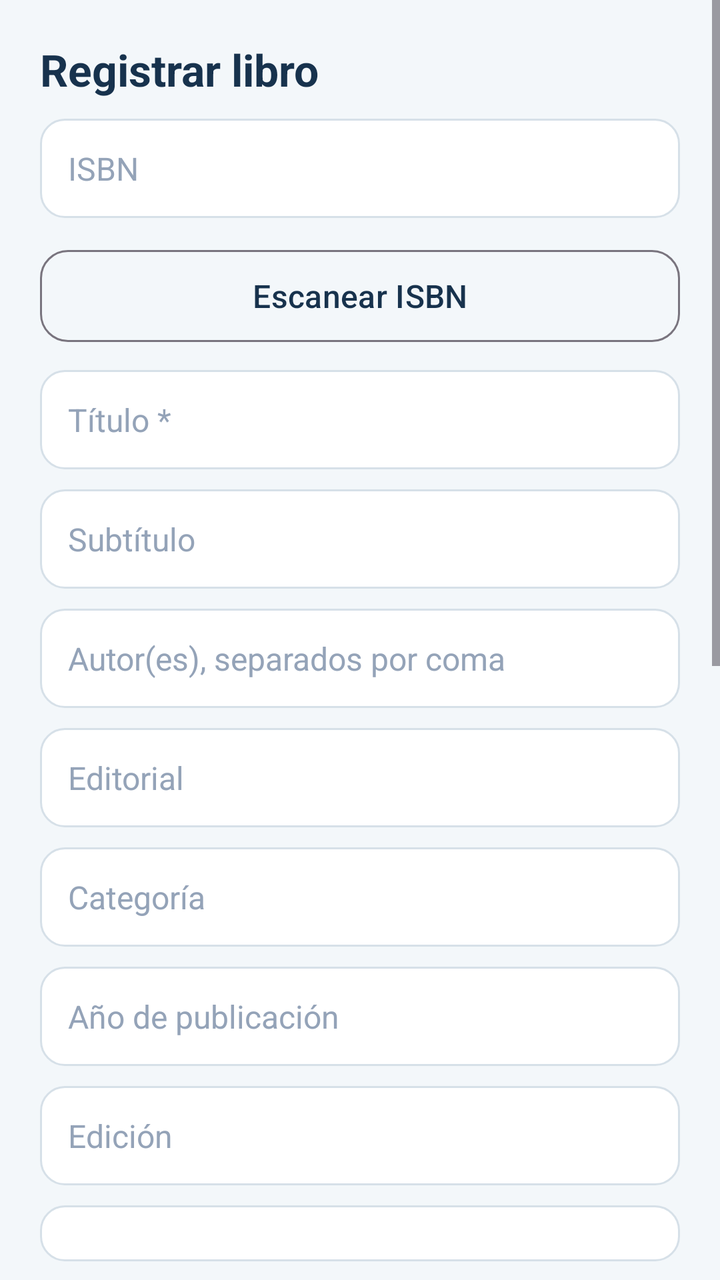
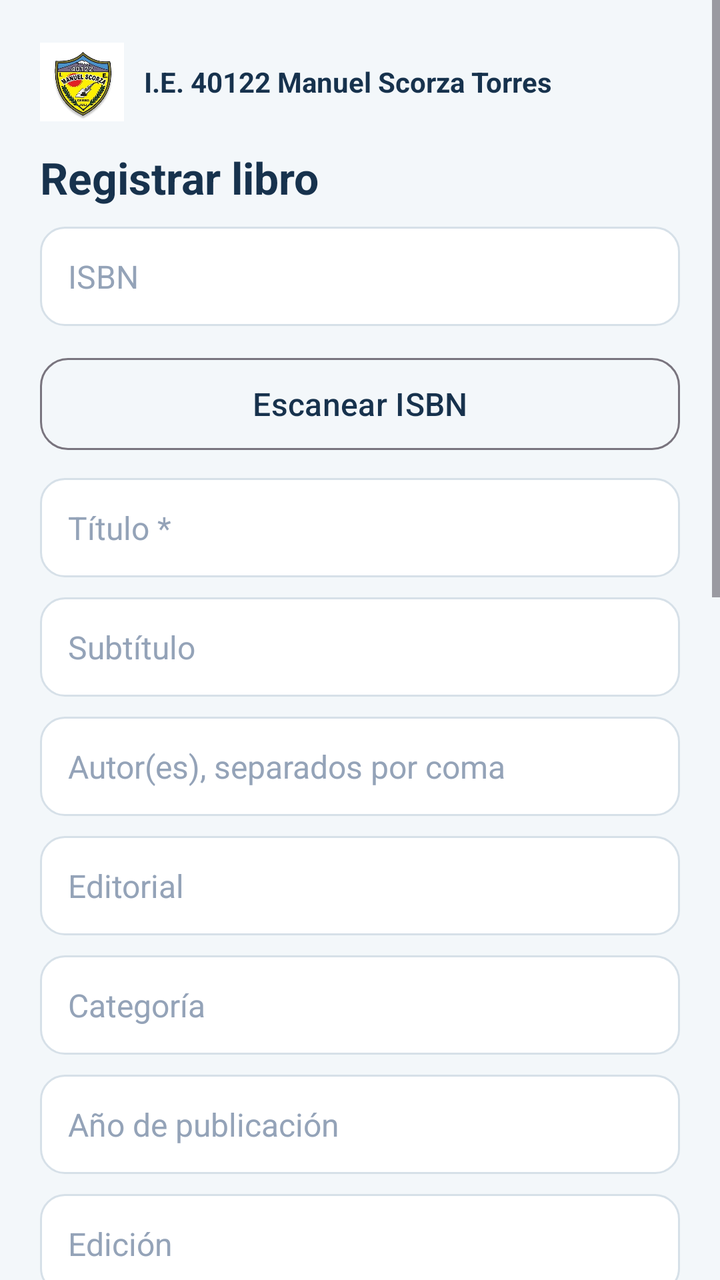

The first picture is an Android layout as it rendered before a commit; the second is the same layout after the commit. The layout source and the unified diff follow.
<!-- AndroidManifest.xml: application theme Theme.BiblioScorza -->
<!-- res/layout/activity_libro_form.xml -->
<?xml version="1.0" encoding="utf-8"?>
<ScrollView xmlns:android="http://schemas.android.com/apk/res/android"
    android:layout_width="match_parent" android:layout_height="match_parent">
    <LinearLayout android:layout_width="match_parent" android:layout_height="wrap_content"
        android:orientation="vertical" android:padding="20dp">
        <TextView style="@style/BsTitle" android:layout_width="wrap_content" android:layout_height="wrap_content" android:text="Registrar libro" />
        <EditText android:id="@+id/etIsbn" style="@style/BsInput" android:hint="ISBN" android:inputType="number" />
        <Button android:id="@+id/btnScanIsbn" style="@style/BsButtonOutline" android:text="Escanear ISBN" />
        <EditText android:id="@+id/etTitulo" style="@style/BsInput" android:hint="Título *" android:inputType="textCapSentences" />
        <EditText android:id="@+id/etSubtitulo" style="@style/BsInput" android:hint="Subtítulo" android:inputType="textCapSentences" />
        <EditText android:id="@+id/etAutor" style="@style/BsInput" android:hint="Autor(es), separados por coma" android:inputType="textCapWords" />
        <EditText android:id="@+id/etEditorial" style="@style/BsInput" android:hint="Editorial" android:inputType="textCapWords" />
        <EditText android:id="@+id/etCategoria" style="@style/BsInput" android:hint="Categoría" android:inputType="textCapSentences" />
        <EditText android:id="@+id/etAnio" style="@style/BsInput" android:hint="Año de publicación" android:inputType="number" />
        <EditText android:id="@+id/etEdicion" style="@style/BsInput" android:hint="Edición" android:inputType="text" />
        <Spinner android:id="@+id/spNivel" style="@style/BsInput" />
        <EditText android:id="@+id/etGrado" style="@style/BsInput" android:hint="Grado recomendado (1 a 6)" android:inputType="number" />
        <Spinner android:id="@+id/spTipo" style="@style/BsInput" />
        <Spinner android:id="@+id/spPrefijo" style="@style/BsInput" />
        <EditText android:id="@+id/etCantidad" style="@style/BsInput" android:hint="Cantidad" android:inputType="number" android:text="1" />
        <Spinner android:id="@+id/spUbicacion" style="@style/BsInput" />
        <EditText android:id="@+id/etDescripcion" style="@style/BsInput" android:hint="Descripción" android:inputType="textMultiLine|textCapSentences" android:minLines="2" />
        <EditText android:id="@+id/etObs" style="@style/BsInput" android:hint="Observaciones" android:inputType="textMultiLine|textCapSentences" android:minLines="2" />
        <Button android:id="@+id/btnFoto" style="@style/BsButtonOutline" android:text="Tomar foto" />
        <ImageView android:id="@+id/ivFoto" android:layout_width="120dp" android:layout_height="160dp"
            android:layout_marginTop="8dp" android:scaleType="centerCrop" android:visibility="gone" android:contentDescription="Portada" />
        <TextView android:id="@+id/tvFotoEstado" style="@style/BsText" />
        <TextView android:id="@+id/tvError" style="@style/BsText" android:textColor="#B91C1C" />
        <Button android:id="@+id/btnGuardar" style="@style/BsButton" android:text="Guardar libro" />
    </LinearLayout>
</ScrollView>
<!-- resources referenced by this layout -->
<resources>
  <style name="BsButton" parent="Widget.Material3.Button">
          <item name="android:layout_width">match_parent</item>
          <item name="android:layout_height">54dp</item>
          <item name="android:layout_marginTop">12dp</item>
          <item name="android:textSize">16sp</item>
          <item name="cornerRadius">14dp</item>
      </style>
  <style name="BsButtonOutline" parent="Widget.Material3.Button.OutlinedButton">
          <item name="android:layout_width">match_parent</item>
          <item name="android:layout_height">54dp</item>
          <item name="android:layout_marginTop">12dp</item>
          <item name="android:textSize">16sp</item>
          <item name="cornerRadius">14dp</item>
      </style>
  <style name="BsInput">
          <item name="android:layout_width">match_parent</item>
          <item name="android:layout_height">wrap_content</item>
          <item name="android:background">@drawable/input_bg</item>
          <item name="android:padding">14dp</item>
          <item name="android:layout_marginTop">10dp</item>
          <item name="android:textSize">16sp</item>
          <item name="android:textColor">#1E293B</item>
          <item name="android:textColorHint">#94A3B8</item>
      </style>
  <style name="BsText">
          <item name="android:layout_width">match_parent</item>
          <item name="android:layout_height">wrap_content</item>
          <item name="android:layout_marginTop">8dp</item>
          <item name="android:textSize">15sp</item>
          <item name="android:textColor">#1E293B</item>
      </style>
  <style name="BsTitle">
          <item name="android:textSize">22sp</item>
          <item name="android:textStyle">bold</item>
          <item name="android:textColor">#17324D</item>
      </style>
  <style name="Theme.BiblioScorza" parent="Theme.Material3.Light.NoActionBar">
          <item name="colorPrimary">#17324D</item>
          <item name="colorOnPrimary">#FFFFFF</item>
          <item name="colorSecondary">#168C83</item>
          <item name="android:statusBarColor">#10263A</item>
          <item name="android:navigationBarColor">#F3F7FA</item>
          <item name="android:windowLightNavigationBar">true</item>
          <item name="android:windowBackground">#F3F7FA</item>
      </style>
  <!-- drawable input_bg (drawable) -->
  <?xml version="1.0" encoding="utf-8"?>
  <shape xmlns:android="http://schemas.android.com/apk/res/android" android:shape="rectangle">
      <solid android:color="#FFFFFF" />
      <stroke android:width="1dp" android:color="#D6E0E8" />
      <corners android:radius="12dp" />
  </shape>
</resources>

<!-- the commit's change to res/layout/activity_libro_form.xml (unified diff, before → after) -->
@@ -3,8 +3,9 @@
     android:layout_width="match_parent" android:layout_height="match_parent">
     <LinearLayout android:layout_width="match_parent" android:layout_height="wrap_content"
         android:orientation="vertical" android:padding="20dp">
-        <TextView style="@style/BsTitle" android:layout_width="wrap_content" android:layout_height="wrap_content" android:text="Registrar libro" />
-        <EditText android:id="@+id/etIsbn" style="@style/BsInput" android:hint="ISBN" android:inputType="number" />
+        <include layout="@layout/header_brand" />
+        <TextView android:id="@+id/tvTituloFormulario" style="@style/BsTitle" android:layout_width="wrap_content" android:layout_height="wrap_content" android:text="Registrar libro" />
+        <EditText android:id="@+id/etIsbn" style="@style/BsInput" android:hint="ISBN" android:inputType="textCapCharacters" />
         <Button android:id="@+id/btnScanIsbn" style="@style/BsButtonOutline" android:text="Escanear ISBN" />
         <EditText android:id="@+id/etTitulo" style="@style/BsInput" android:hint="Título *" android:inputType="textCapSentences" />
         <EditText android:id="@+id/etSubtitulo" style="@style/BsInput" android:hint="Subtítulo" android:inputType="textCapSentences" />
@@ -13,15 +14,17 @@
         <EditText android:id="@+id/etCategoria" style="@style/BsInput" android:hint="Categoría" android:inputType="textCapSentences" />
         <EditText android:id="@+id/etAnio" style="@style/BsInput" android:hint="Año de publicación" android:inputType="number" />
         <EditText android:id="@+id/etEdicion" style="@style/BsInput" android:hint="Edición" android:inputType="text" />
+        <EditText android:id="@+id/etIdioma" style="@style/BsInput" android:hint="Idioma" android:inputType="text" android:text="es" />
         <Spinner android:id="@+id/spNivel" style="@style/BsInput" />
         <EditText android:id="@+id/etGrado" style="@style/BsInput" android:hint="Grado recomendado (1 a 6)" android:inputType="number" />
         <Spinner android:id="@+id/spTipo" style="@style/BsInput" />
         <Spinner android:id="@+id/spPrefijo" style="@style/BsInput" />
         <EditText android:id="@+id/etCantidad" style="@style/BsInput" android:hint="Cantidad" android:inputType="number" android:text="1" />
+        <TextView android:id="@+id/tvUbicacionInfo" style="@style/BsText" />
         <Spinner android:id="@+id/spUbicacion" style="@style/BsInput" />
         <EditText android:id="@+id/etDescripcion" style="@style/BsInput" android:hint="Descripción" android:inputType="textMultiLine|textCapSentences" android:minLines="2" />
         <EditText android:id="@+id/etObs" style="@style/BsInput" android:hint="Observaciones" android:inputType="textMultiLine|textCapSentences" android:minLines="2" />
-        <Button android:id="@+id/btnFoto" style="@style/BsButtonOutline" android:text="Tomar foto" />
+        <Button android:id="@+id/btnFoto" style="@style/BsButtonOutline" android:text="Elegir o tomar fotografía" />
         <ImageView android:id="@+id/ivFoto" android:layout_width="120dp" android:layout_height="160dp"
             android:layout_marginTop="8dp" android:scaleType="centerCrop" android:visibility="gone" android:contentDescription="Portada" />
         <TextView android:id="@+id/tvFotoEstado" style="@style/BsText" />
@@ -29,3 +32,30 @@
         <Button android:id="@+id/btnGuardar" style="@style/BsButton" android:text="Guardar libro" />
     </LinearLayout>
 </ScrollView>
+<!-- res/layout/header_brand.xml (included above) -->
+<?xml version="1.0" encoding="utf-8"?>
+<LinearLayout xmlns:android="http://schemas.android.com/apk/res/android"
+    android:layout_width="match_parent"
+    android:layout_height="wrap_content"
+    android:gravity="center_vertical"
+    android:orientation="horizontal"
+    android:paddingBottom="12dp">
+
+    <ImageView
+        android:layout_width="42dp"
+        android:layout_height="42dp"
+        android:adjustViewBounds="true"
+        android:contentDescription="Escudo de la I.E. 40122 Manuel Scorza Torres"
+        android:scaleType="fitCenter"
+        android:src="@drawable/escudo_colegio" />
+
+    <TextView
+        android:layout_width="0dp"
+        android:layout_height="wrap_content"
+        android:layout_marginStart="10dp"
+        android:layout_weight="1"
+        android:text="I.E. 40122 Manuel Scorza Torres"
+        android:textColor="#17324D"
+        android:textSize="14sp"
+        android:textStyle="bold" />
+</LinearLayout>
<!-- resource entries referenced after the edit -->
@@ -1,5 +1,6 @@
 <!-- resources referenced by this layout -->
 <resources>
+  <!-- drawable escudo_colegio: png bitmap (drawable-nodpi, 203199 bytes) -->
   <style name="BsButton" parent="Widget.Material3.Button">
           <item name="android:layout_width">match_parent</item>
           <item name="android:layout_height">54dp</item>
